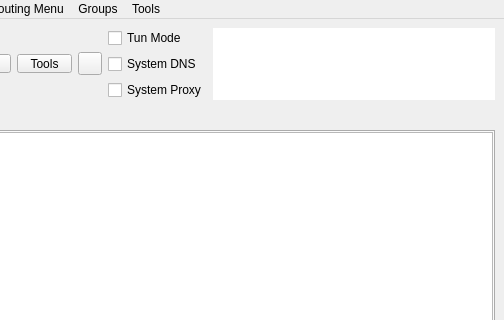
Before: the Qt Designer form include/ui/mainwindow.ui in Regalit/Throne-autoUpdate, drawn with Qt 5; both pictures show x 296 to 800 and y 0 to 320 of the 800 by 600 pixel window.
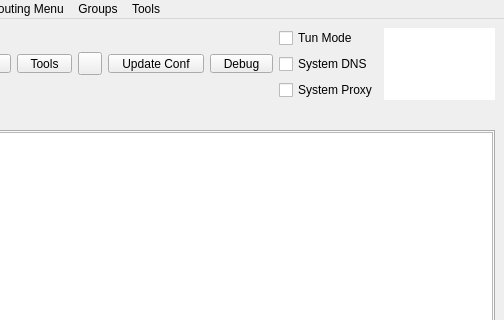
After: the same form once the commit is applied. Icons and pictures are not drawn. Custom widgets are drawn as their Qt base class.

Commit message: Added updating + better buttons

The edit to the form file:
```diff
--- a/include/ui/mainwindow.ui
+++ b/include/ui/mainwindow.ui
@@ -278,6 +278,75 @@
         </property>
        </widget>
       </item>
+      <item>
+       <widget class="QToolButton" name="toolButton_update_subs">
+        <property name="minimumSize">
+         <size>
+          <width>0</width>
+          <height>0</height>
+         </size>
+        </property>
+        <property name="styleSheet">
+         <string notr="true">QToolButton {
+    padding-left: 8px;
+    padding-right: 8px;
+}
+
+QToolButton::menu-indicator {
+    subcontrol-origin: border;
+    subcontrol-position: bottom right;
+    right: 2px;
+    bottom: 3px;
+}</string>
+        </property>
+        <property name="text">
+         <string>Update Conf</string>
+        </property>
+        <property name="icon">
+         <iconset theme="b-system-software-update"/>
+        </property>
+        <property name="iconSize">
+         <size>
+          <width>24</width>
+          <height>24</height>
+         </size>
+        </property>
+        <property name="toolButtonStyle">
+         <enum>Qt::ToolButtonStyle::ToolButtonTextUnderIcon</enum>
+        </property>
+       </widget>
+      </item>
+      <item>
+       <widget class="QToolButton" name="toolButton_debug">
+        <property name="minimumSize">
+         <size>
+          <width>0</width>
+          <height>0</height>
+         </size>
+        </property>
+        <property name="styleSheet">
+         <string notr="true">QToolButton {
+    padding-left: 8px;
+    padding-right: 8px;
+}</string>
+        </property>
+        <property name="text">
+         <string>Debug</string>
+        </property>
+        <property name="icon">
+         <iconset theme="b-system-run"/>
+        </property>
+        <property name="iconSize">
+         <size>
+          <width>24</width>
+          <height>24</height>
+         </size>
+        </property>
+        <property name="toolButtonStyle">
+         <enum>Qt::ToolButtonStyle::ToolButtonTextUnderIcon</enum>
+        </property>
+       </widget>
+      </item>
       <item>
        <layout class="QVBoxLayout" name="verticalLayout_4">
         <item>
```
The commit also changes 3 other files.
